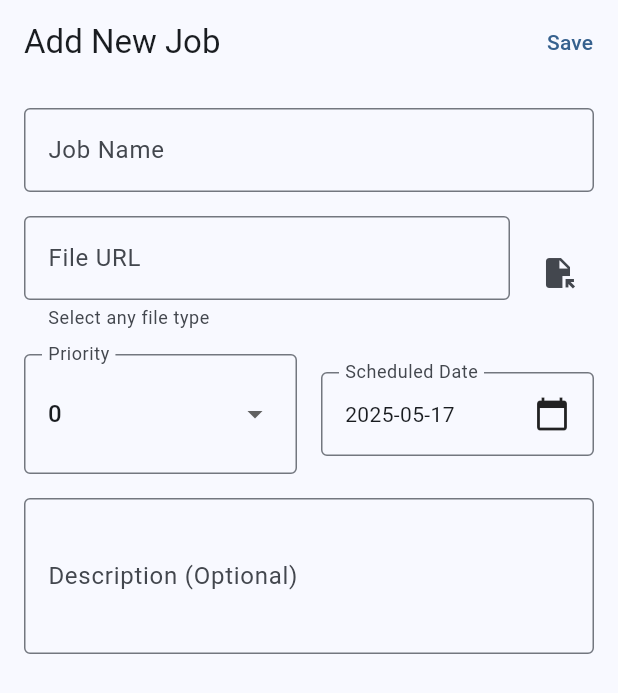
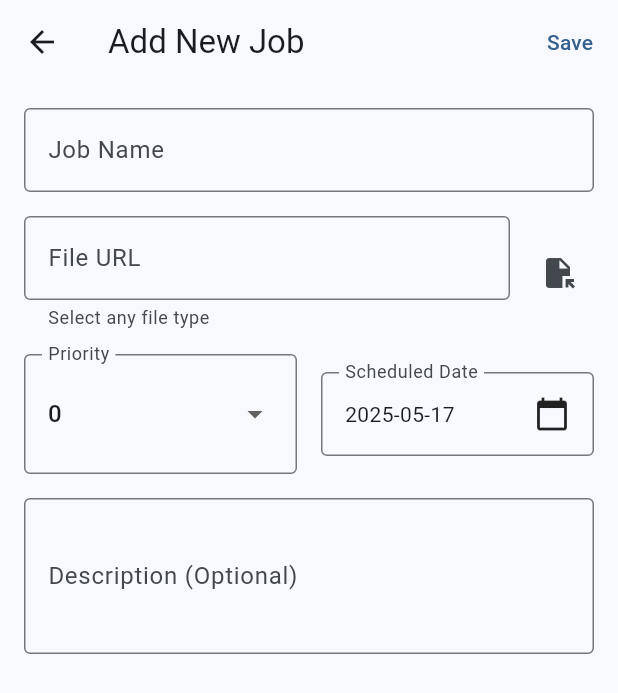
Before and after one commit to qStivi/qPrintQueue, a Flutter app: the JobEditScreen screen opened by its route, on a phone screen of 412 x 824 dp. Shown: the top 693 px of the screen. Run offline on Flutter 3.47's test engine with Material 3 defaults, Android fonts, the phone set to English and light mode, and no system bars; our stand-ins replace file_picker, flutter_riverpod, go_router, multicast_dns, shared_preferences, universal_io; missing offline and left inert: network_info_plus; accounts and stored records are empty.

Commit message:
feat: Add back button to job edit screen
Implemented a back button in the job edit screen to allow users to abort the creation or editing of a job. This enhances the user experience by providing a clear way to cancel operations without saving changes.

- Added back button functionality in job_edit_screen.dart
- Updated README.md to move this feature from "Planned Features" to "Implemented Features"
- Updated summary.md to include this enhancement in the "Enhanced User Experience" section

Signed-off-by: qStivi <stephanglaue@googlemail.com>

```diff
--- a/lib/src/screens/job_edit_screen.dart
+++ b/lib/src/screens/job_edit_screen.dart
@@ -224,6 +224,10 @@ class _JobEditScreenState extends ConsumerState<JobEditScreen> {
     return Scaffold(
       appBar: AppBar(
         title: Text(isNewJob ? 'Add New Job' : 'Edit Job'),
+        leading: IconButton(
+          icon: const Icon(Icons.arrow_back),
+          onPressed: () => context.go('/'),
+        ),
         actions: [
           TextButton(
             onPressed: _isLoading ? null : _saveJob,
```
Also changed, not shown: 2 other files.
